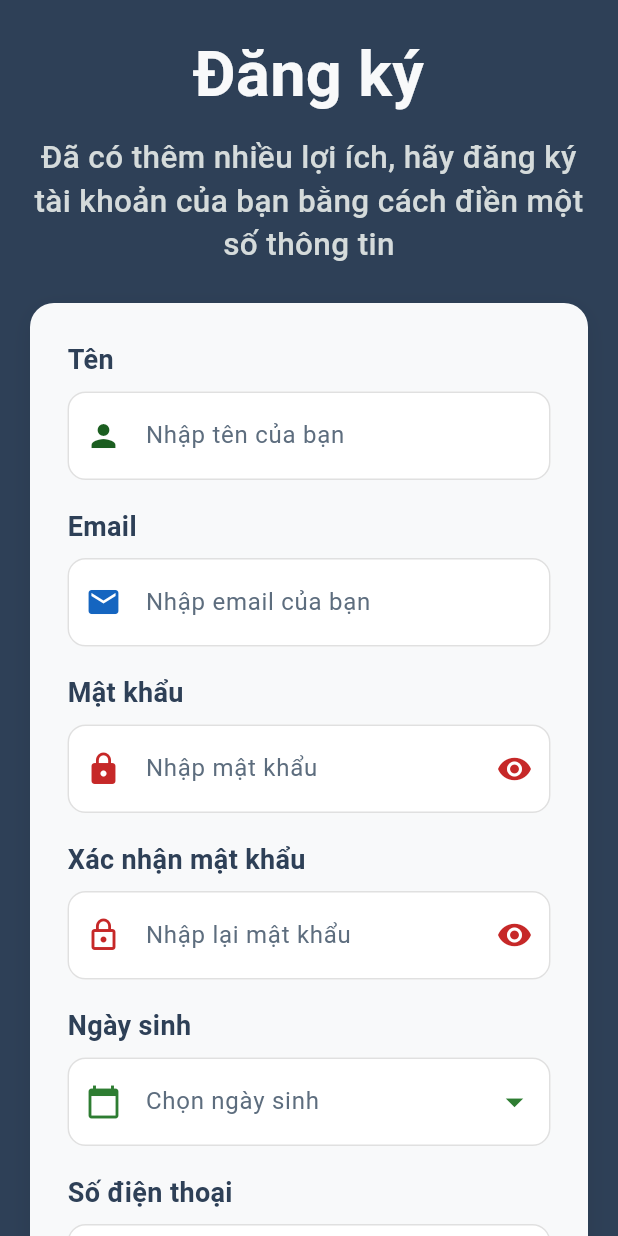
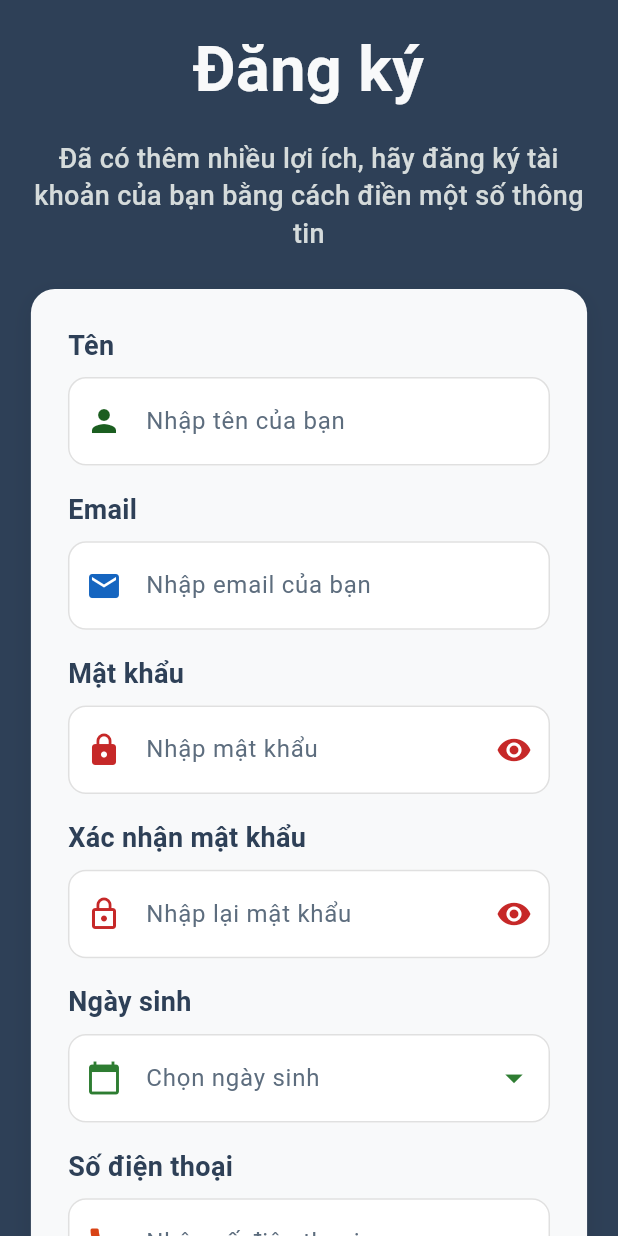
Before and after one commit to thepig2556/FShop, a Flutter app: the screen it shows after launch, after a tap on "Đăng ký", on a phone screen of 412 x 824 dp. Run offline on Flutter 3.47's test engine with Material 3 defaults, Android fonts, the phone set to English and light mode, and no system bars; our stand-ins replace carousel_slider, firebase_auth, firebase_core, firebase_database, flutter_map, latlong2; accounts and stored records are empty.

Commit message:
King Cerydra

```diff
--- a/lib/login_page.dart
+++ b/lib/login_page.dart
@@ -8,32 +8,35 @@ class LoginPage extends StatelessWidget {
 
   @override
   Widget build(BuildContext context) {
+    final screenWidth = MediaQuery.of(context).size.width;
+    final screenHeight = MediaQuery.of(context).size.height;
+
     return Scaffold(
       backgroundColor: const Color(0xFF6284AF),
       body: SafeArea(
         child: SingleChildScrollView(
-          padding: const EdgeInsets.all(20),
+          padding: EdgeInsets.symmetric(horizontal: screenWidth * 0.05),
           child: Column(
             crossAxisAlignment: CrossAxisAlignment.stretch,
             children: [
-              const SizedBox(height: 0),
-              _buildInfoCard(),
-              const SizedBox(height: 5),
-              _buildWelcomeText(),
-              const SizedBox(height: 10),
+              SizedBox(height: screenHeight * 0.02),
+              _buildInfoCard(context),
+              SizedBox(height: screenHeight * 0.01),
+              _buildWelcomeText(context),
+              SizedBox(height: screenHeight * 0.02),
               _buildLoginBtn(context),
-              const SizedBox(height: 15),
+              SizedBox(height: screenHeight * 0.03),
               _buildRegisterBtn(context),
-              const SizedBox(height: 15),
+              SizedBox(height: screenHeight * 0.03),
               Container(
-                margin: const EdgeInsets.symmetric(horizontal: 20),
+                margin: EdgeInsets.symmetric(horizontal: screenWidth * 0.05),
                 child: const Divider(
                   color: Color(0xFFE8E8E8),
                   thickness: 1,
                   height: 1,
                 ),
               ),
-              const SizedBox(height: 10),
+              SizedBox(height: screenHeight * 0.02),
               const Text(
                 'Phiên bản 1.0',
                 textAlign: TextAlign.center,
@@ -50,7 +53,9 @@ class LoginPage extends StatelessWidget {
     );
   }
 
-  Widget _buildInfoCard() {
+  Widget _buildInfoCard(BuildContext context) {
+    final screenWidth = MediaQuery.of(context).size.width;
+
     return Container(
       decoration: BoxDecoration(
         color: const Color(0xFFF8F9FA),
@@ -63,7 +68,7 @@ class LoginPage extends StatelessWidget {
           ),
         ],
       ),
-      padding: const EdgeInsets.all(28),
+      padding: EdgeInsets.all(screenWidth * 0.06),
       child: Column(
         mainAxisSize: MainAxisSize.min,
         children: [
@@ -71,8 +76,9 @@ class LoginPage extends StatelessWidget {
             mainAxisAlignment: MainAxisAlignment.center,
             children: [
               _PizzaLogo(),
-              const SizedBox(width: 16),
-              Column(
+              SizedBox(width: screenWidth * 0.04),
+              Flexible(
+                child: Column(
                   crossAxisAlignment: CrossAxisAlignment.start,
                   children: [
                     RichText(
@@ -104,12 +110,14 @@ class LoginPage extends StatelessWidget {
                         fontSize: 20,
                         fontWeight: FontWeight.w600,
                       ),
+                      overflow: TextOverflow.ellipsis,
                     ),
                   ],
                 ),
+              ),
             ],
           ),
-          const SizedBox(height: 10),
+          SizedBox(height: screenWidth * 0.02),
           _buildFeatureItem(
             icon: Icons.restaurant_menu,
             iconColor: const Color(0xFFD84315),
@@ -135,26 +143,31 @@ class LoginPage extends StatelessWidget {
     );
   }
 
-  Widget _buildWelcomeText() => Column(
-    children: const [
-      Text(
+  Widget _buildWelcomeText(BuildContext context) {
+    final screenWidth = MediaQuery.of(context).size.width;
+
+    return Column(
+      children: [
+        const Text(
           'Chào mừng đến với',
           style: TextStyle(
             color: Color(0xFFF8F9FA),
             fontSize: 30,
             fontWeight: FontWeight.w600,
           ),
+          overflow: TextOverflow.ellipsis,
         ),
-      Text(
+        const Text(
           'cửa hàng của chúng tôi',
           style: TextStyle(
             color: Color(0xFFF8F9FA),
             fontSize: 30,
             fontWeight: FontWeight.w600,
           ),
+          overflow: TextOverflow.ellipsis,
         ),
-      SizedBox(height: 5),
-      Text(
+        SizedBox(height: screenWidth * 0.01),
+        const Text(
           'Nhận hàng tạp hóa của bạn nhanh nhất\nchỉ trong một giờ',
           textAlign: TextAlign.center,
           style: TextStyle(
@@ -163,9 +176,11 @@ class LoginPage extends StatelessWidget {
             fontWeight: FontWeight.w500,
             height: 1.3,
           ),
+          softWrap: true,
         ),
       ],
     );
+  }
 
   Widget _buildLoginBtn(BuildContext context) {
     return SizedBox(
@@ -253,6 +268,7 @@ class LoginPage extends StatelessWidget {
                 color: Color(0xFF2E4057),
                 fontWeight: FontWeight.w600,
               ),
+              overflow: TextOverflow.ellipsis,
             ),
           ),
         ],
@@ -269,9 +285,10 @@ class LoginPage extends StatelessWidget {
 class _PizzaLogo extends StatelessWidget {
   @override
   Widget build(BuildContext context) {
+    final screenWidth = MediaQuery.of(context).size.width;
     return Container(
-      width: 110,
-      height: 110,
+      width: screenWidth * 0.25,
+      height: screenWidth * 0.25,
       decoration: BoxDecoration(
         shape: BoxShape.circle,
         boxShadow: [
@@ -282,10 +299,12 @@ class _PizzaLogo extends StatelessWidget {
           ),
         ],
       ),
+      child: ClipOval(
         child: Image.asset(
           'assets/images/logo.png',
           fit: BoxFit.cover,
         ),
+      ),
     );
   }
 }
--- a/lib/register_page.dart
+++ b/lib/register_page.dart
@@ -127,15 +127,18 @@ class _RegisterPageState extends State<RegisterPage> {
 
   @override
   Widget build(BuildContext context) {
+    final screenWidth = MediaQuery.of(context).size.width;
+    final screenHeight = MediaQuery.of(context).size.height;
+
     return Scaffold(
       backgroundColor: const Color(0xFF2E4057),
       body: SafeArea(
         child: SingleChildScrollView(
-          padding: const EdgeInsets.all(20),
+          padding: EdgeInsets.symmetric(horizontal: screenWidth * 0.05),
           child: Column(
             crossAxisAlignment: CrossAxisAlignment.stretch,
             children: [
-              const SizedBox(height: 0),
+              SizedBox(height: screenHeight * 0.02),
               const Text(
                 'Đăng ký',
                 textAlign: TextAlign.center,
@@ -144,21 +147,23 @@ class _RegisterPageState extends State<RegisterPage> {
                   fontSize: 42,
                   fontWeight: FontWeight.bold,
                 ),
+                overflow: TextOverflow.ellipsis,
               ),
-              const SizedBox(height: 10),
+              SizedBox(height: screenHeight * 0.02),
               const Text(
                 'Đã có thêm nhiều lợi ích, hãy đăng ký tài khoản của bạn bằng cách điền một số thông tin',
                 textAlign: TextAlign.center,
                 style: TextStyle(
                   color: Color(0xFFD5DBDB),
-                  fontSize: 21,
+                  fontSize: 18,
                   fontWeight: FontWeight.w500,
                   height: 1.4,
                 ),
+                softWrap: true,
               ),
-              const SizedBox(height: 25),
+              SizedBox(height: screenHeight * 0.03),
               Container(
-                padding: const EdgeInsets.all(25),
+                padding: EdgeInsets.all(screenWidth * 0.06),
                 decoration: BoxDecoration(
                   color: const Color(0xFFF8F9FA),
                   borderRadius: BorderRadius.circular(16),
@@ -177,25 +182,25 @@ class _RegisterPageState extends State<RegisterPage> {
                     children: [
                       _buildFieldLabel('Tên'),
                       _buildNameField(),
-                      const SizedBox(height: 18),
+                      SizedBox(height: screenHeight * 0.02),
                       _buildFieldLabel('Email'),
                       _buildEmailField(),
-                      const SizedBox(height: 18),
+                      SizedBox(height: screenHeight * 0.02),
                       _buildFieldLabel('Mật khẩu'),
                       _buildPasswordField(),
-                      const SizedBox(height: 18),
+                      SizedBox(height: screenHeight * 0.02),
                       _buildFieldLabel('Xác nhận mật khẩu'),
                       _buildConfirmPasswordField(),
-                      const SizedBox(height: 18),
+                      SizedBox(height: screenHeight * 0.02),
                       _buildFieldLabel('Ngày sinh'),
                       _buildDobField(),
-                      const SizedBox(height: 18),
+                      SizedBox(height: screenHeight * 0.02),
                       _buildFieldLabel('Số điện thoại'),
                       _buildPhoneField(),
-                      const SizedBox(height: 18),
+                      SizedBox(height: screenHeight * 0.02),
                       _buildFieldLabel('Giới tính'),
-                      _buildGenderSelection(),
-                      const SizedBox(height: 25),
+                      _buildGenderSelection(context),
+                      SizedBox(height: screenHeight * 0.03),
                       _buildRegisterButton(context),
                     ],
                   ),
@@ -218,6 +223,7 @@ class _RegisterPageState extends State<RegisterPage> {
           fontSize: 18,
           fontWeight: FontWeight.w600,
         ),
+        overflow: TextOverflow.ellipsis,
       ),
     );
   }
@@ -525,15 +531,18 @@ class _RegisterPageState extends State<RegisterPage> {
     );
   }
 
-  Widget _buildGenderSelection() {
+  Widget _buildGenderSelection(BuildContext context) {
+    final screenWidth = MediaQuery.of(context).size.width;
     return Container(
       padding: const EdgeInsets.symmetric(vertical: 12),
       child: Row(
         mainAxisAlignment: MainAxisAlignment.spaceEvenly,
         children: [
-          _buildGenderOption('Nam', Icons.male),
-          _buildGenderOption('Nữ', Icons.female),
-          _buildGenderOption('Khác', Icons.person),
+          Expanded(child: _buildGenderOption('Nam', Icons.male)),
+          SizedBox(width: screenWidth * 0.02),
+          Expanded(child: _buildGenderOption('Nữ', Icons.female)),
+          SizedBox(width: screenWidth * 0.02),
+          Expanded(child: _buildGenderOption('Khác', Icons.person)),
         ],
       ),
     );
@@ -551,7 +560,7 @@ class _RegisterPageState extends State<RegisterPage> {
         });
       },
       child: Container(
-        padding: const EdgeInsets.symmetric(horizontal: 20, vertical: 12),
+        padding: const EdgeInsets.symmetric(horizontal: 10, vertical: 12),
         decoration: BoxDecoration(
           color: isSelected ? const Color(0xFF1B5E20) : Colors.white,
           borderRadius: BorderRadius.circular(8),
@@ -569,12 +578,15 @@ class _RegisterPageState extends State<RegisterPage> {
               size: 20,
             ),
             const SizedBox(width: 8),
-            Text(
-              gender,
-              style: TextStyle(
-                color: isSelected ? Colors.white : const Color(0xFF2E4057),
-                fontSize: 16,
-                fontWeight: FontWeight.w600,
+            Flexible(
+              child: Text(
+                gender,
+                style: TextStyle(
+                  color: isSelected ? Colors.white : const Color(0xFF2E4057),
+                  fontSize: 16,
+                  fontWeight: FontWeight.w600,
+                ),
+                overflow: TextOverflow.ellipsis,
               ),
             ),
           ],
```
Lines whose indentation alone changed are shown as unchanged.
